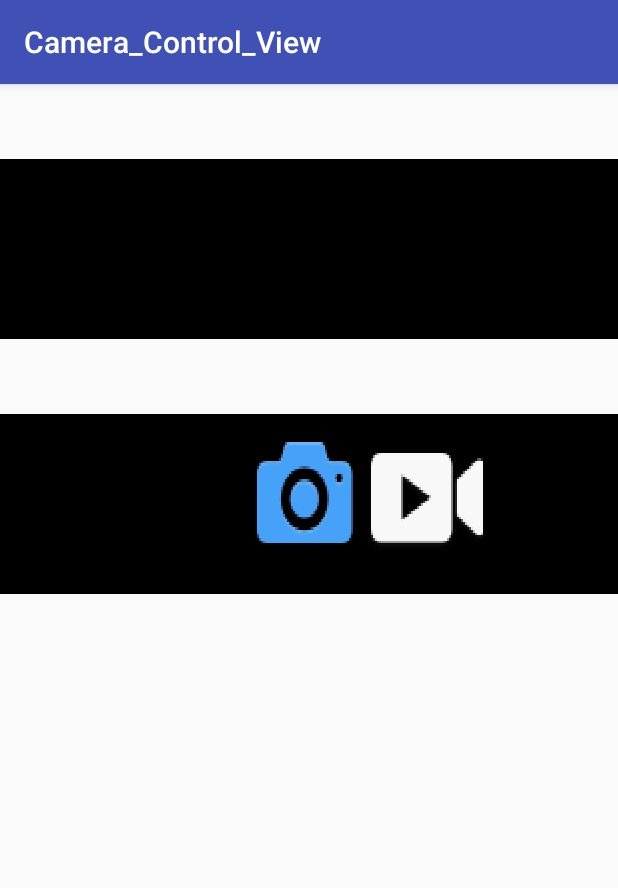
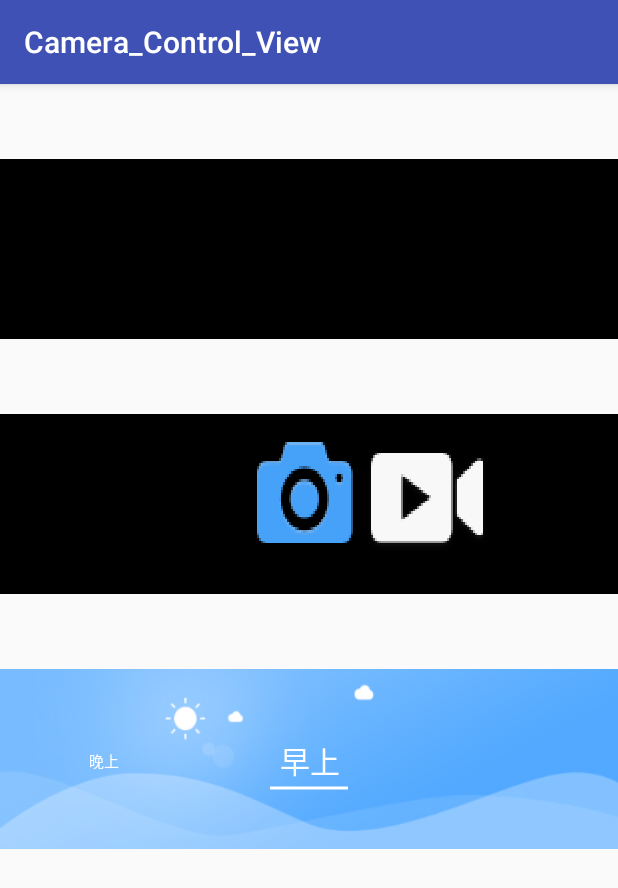
Before and after one commit to AppDemoOrg/CameraControlView, an Android app: the screen it shows after launch (MainActivity), on a phone screen of 412 x 824 dp. Shown: the top 888 px of the screen. Run offline under Robolectric (Android 15) with nearby library versions, the phone set to English and light mode, and no system bars; libraries missing offline, so code that uses them is left out: com.orhanobut.logger.

Commit message:
整理代码

```diff
--- /dev/null
+++ b/app/src/main/java/com/abt/camera/CameraApplication.java
@@ -0,0 +1,20 @@
+package com.abt.camera;
+
+import android.app.Application;
+
+import com.orhanobut.logger.AndroidLogAdapter;
+import com.orhanobut.logger.Logger;
+
+/**
+ * Created by huangweiqi on 22/04/2018.
+ */
+public class CameraApplication extends Application {
+
+    @Override
+    public void onCreate() {
+        super.onCreate();
+
+        Logger.addLogAdapter(new AndroidLogAdapter());
+    }
+
+}
--- a/app/src/main/java/com/abt/camera/MainActivity.java
+++ b/app/src/main/java/com/abt/camera/MainActivity.java
@@ -1,51 +1,46 @@
 package com.abt.camera;
 
+import android.os.Bundle;
 import android.support.v7.app.AppCompatActivity;
-import android.os.Bundle;
-import android.util.Log;
+
+import com.abt.camera.view.CameraSwitchView;
+import com.abt.camera.view.WeekChooseView;
+import com.orhanobut.logger.Logger;
 
 public class MainActivity extends AppCompatActivity {
 
-    /*@Override
-    protected void onCreate(Bundle savedInstanceState) {
-        super.onCreate(savedInstanceState);
-        setContentView(R.layout.activity_main);
-    }*/
-
-    private static final String TAG = "MainActivity";
-    private CameraControlView mCameraControlView;
-    private CameraSwitchView mCustomViewScrolling;
-    private WeekChooseView mScrollChooseView;
-
-    // String mTitles[] = new String[] { "早餐前", "早餐后", "午餐前", "午餐后", "晚餐前", "晚餐后", "睡前" };
-    String mTitles[] = new String[] { "早餐前", "早餐后" };
-
-    private int picIds[] = new int[] {
-            R.mipmap.time_bg_breakfastbefore, R.mipmap.time_bg_breakfastafter
-    };
+    private CameraSwitchView mCameraSwitchView;
+    private WeekChooseView mWeekChooseView;
 
     @Override
     protected void onCreate(Bundle savedInstanceState) {
         super.onCreate(savedInstanceState);
         setContentView(R.layout.activity_main);
+        //initCameraController();
+        initCameraSwitcher();
+        initWeekChooser();
+    }
 
-        mCustomViewScrolling = (CameraSwitchView) findViewById(R.id.custom_view_scrolling);
-        mCustomViewScrolling.setOnCheckListener(new CameraSwitchView.OnCheckListener() {
+    private void initWeekChooser() {
+        mWeekChooseView = (WeekChooseView) findViewById(R.id.week_choose_view);
+        mWeekChooseView.setTitles(new String[]{"晚上", "早上"});
+        mWeekChooseView.setPicIds(new int[]{R.mipmap.time_bg_breakfastbefore, R.mipmap.time_bg_breakfastafter});
+        mWeekChooseView.setOnScrollEndListener(new WeekChooseView.OnScrollEndListener() {
+            @Override
+            public void currentPosition(int position) {
+                Logger.d("当前 position = " + position);
+            }
+        });
+    }
+
+    private void initCameraSwitcher() {
+        mCameraSwitchView = (CameraSwitchView) findViewById(R.id.camera_switch_view);
+        mCameraSwitchView.setOnCheckListener(new CameraSwitchView.OnCheckListener() {
             @Override
             public void itemOnCheckListener(boolean videoChecked) {
-                Log.d(TAG, "itemOnCheckListener videoChecked = "+videoChecked);
+                Logger.d("itemOnCheckListener videoChecked = " + videoChecked);
             }
         });
+    }
 
-        mScrollChooseView = (WeekChooseView) findViewById(R.id.scroll_choose_view);
-        mScrollChooseView.setTitles(mTitles);
-        mScrollChooseView.setPicIds(picIds);
-        mScrollChooseView.setOnScrollEndListener(new WeekChooseView.OnScrollEndListener() {
-            @Override
-            public void currentPosition(int position) {
-                Log.d(TAG, "当前 position = " + position + " " + mTitles[position]);
-            }
-        });
-
-    }
 }
--- a/app/src/main/java/com/abt/camera/CameraControlView.java
+++ b/app/src/main/java/com/abt/camera/view/CameraControlView.java
@@ -1,4 +1,4 @@
-package com.abt.camera;
+package com.abt.camera.view;
 
 import android.content.Context;
 import android.graphics.Bitmap;
@@ -15,6 +15,8 @@ import android.util.AttributeSet;
 import android.util.Log;
 import android.view.MotionEvent;
 import android.view.View;
+
+import com.abt.camera.R;
 
 /**
  * @描述： @相机控制面板
--- a/app/src/main/java/com/abt/camera/CameraSwitchView.java
+++ b/app/src/main/java/com/abt/camera/view/CameraSwitchView.java
@@ -1,4 +1,4 @@
-package com.abt.camera;
+package com.abt.camera.view;
 
 import android.content.Context;
 import android.graphics.Bitmap;
@@ -12,6 +12,8 @@ import android.util.Log;
 import android.view.MotionEvent;
 import android.view.View;
 import android.widget.Scroller;
+
+import com.abt.camera.R;
 
 /**
  * @描述： @相机控制面板
--- a/app/src/main/java/com/abt/camera/WeekChooseView.java
+++ b/app/src/main/java/com/abt/camera/view/WeekChooseView.java
@@ -1,4 +1,4 @@
-package com.abt.camera;
+package com.abt.camera.view;
 
 import android.content.Context;
 import android.graphics.Canvas;
--- a/app/src/main/res/layout/activity_main.xml
+++ b/app/src/main/res/layout/activity_main.xml
@@ -6,25 +6,24 @@
     tools:context="com.abt.camera.MainActivity"
     android:orientation="vertical" >
 
-    <com.abt.camera.CameraControlView
+    <com.abt.camera.view.CameraControlView
         android:id="@+id/camera_control_view"
         android:layout_width="match_parent"
         android:layout_height="120dp"
         android:layout_marginTop="50dp"
         android:background="#000000" />
 
-    <com.abt.camera.CameraSwitchView
-        android:id="@+id/custom_view_scrolling"
+    <com.abt.camera.view.CameraSwitchView
+        android:id="@+id/camera_switch_view"
         android:layout_width="match_parent"
         android:layout_height="120dp"
         android:layout_marginTop="50dp"
         android:background="#000000" />
 
-    <com.abt.camera.WeekChooseView
-        android:id="@+id/scroll_choose_view"
-        android:layout_width="wrap_content"
-        android:layout_height="wrap_content"
-        android:visibility="gone"
+    <com.abt.camera.view.WeekChooseView
+        android:id="@+id/week_choose_view"
+        android:layout_width="match_parent"
+        android:layout_height="120dp"
         android:layout_marginTop="50dp" />
 
 </LinearLayout>
```
